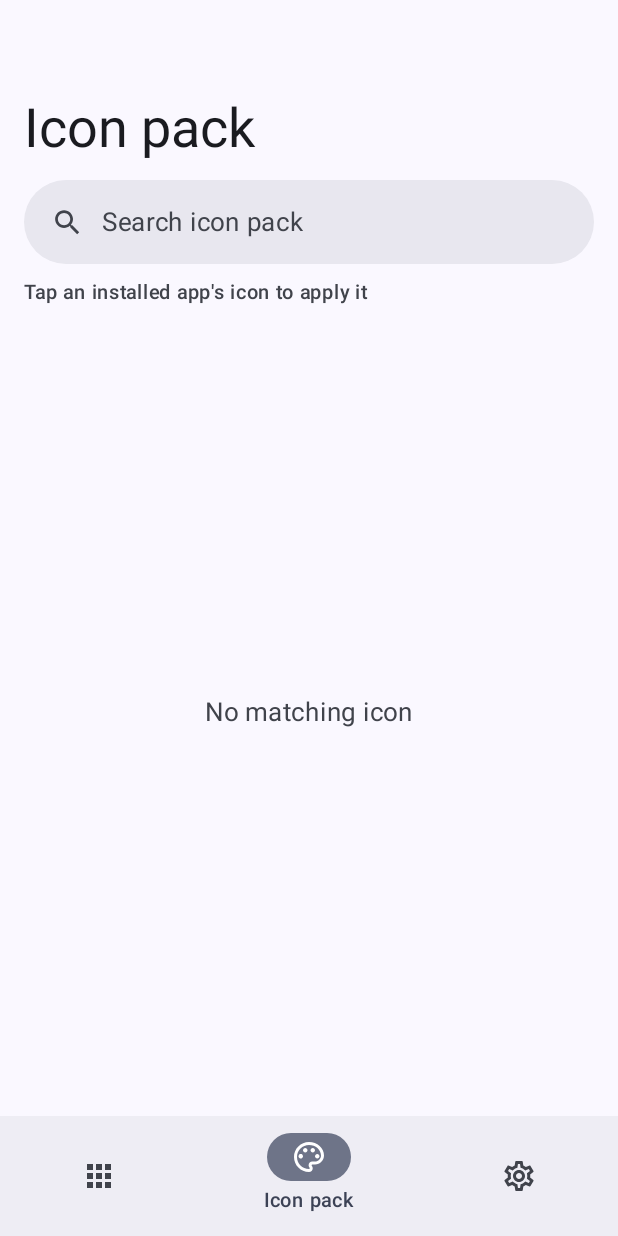
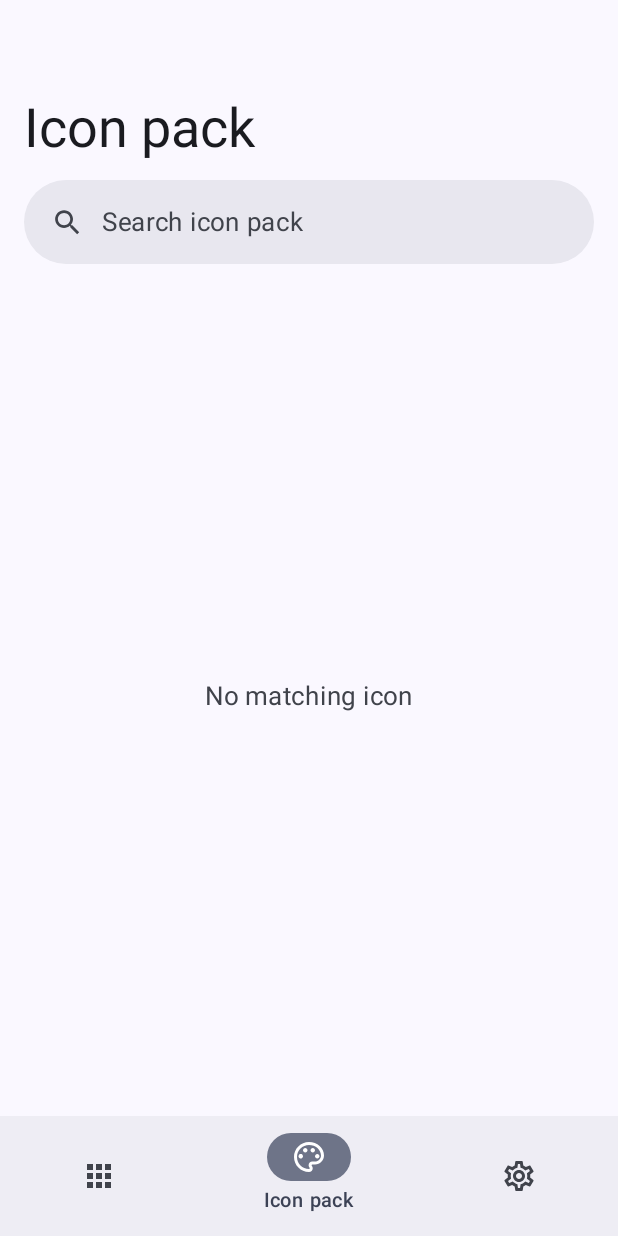
Before and after one commit to PolarisSdesu/NoticeFixRev, an Android app built with Jetpack Compose: the screen it shows after launch (MainActivity), item 2 of the bottom bar chosen, on a phone screen of 412 x 824 dp. Run offline under Robolectric (Android 15) with nearby library versions, the phone set to English and light mode, and no system bars; our stand-ins replace Material 3 Expressive styles (plain Material 3 is drawn); libraries missing offline, so code that uses them is left out: io.github.libxposed.service; 12 statements that could not run were skipped.

Commit message:
feat(ui): move home search into a top-bar action backed by a dedicated search page
- home drops the inline search field and refreshes implicitly (launch + service bind)
- a search icon in the top bar opens a full-page search: auto-focused field, every row
  tappable to toggle the fix in place
- icon-pack tab is now browse-only: grid + search, no tap actions

```diff
--- a/app/src/main/java/moe/gbxin/noticefixrev/ui/AppListScreen.kt
+++ b/app/src/main/java/moe/gbxin/noticefixrev/ui/AppListScreen.kt
@@ -48,7 +48,6 @@ import androidx.compose.ui.text.style.TextOverflow
 import androidx.compose.ui.unit.dp
 import moe.gbxin.noticefixrev.R
 import moe.gbxin.noticefixrev.ui.components.NoticeLoading
-import moe.gbxin.noticefixrev.ui.components.NoticeSearchField
 import moe.gbxin.noticefixrev.ui.components.SectionLabel
 import moe.gbxin.noticefixrev.ui.components.SettingsCard
 import moe.gbxin.noticefixrev.ui.components.SettingsSwitchRow
@@ -65,7 +64,6 @@ import kotlinx.coroutines.withContext
 @Composable
 fun AppListScreen(
     state: UiState,
-    onRefresh: () -> Unit,
     onApplyAll: () -> Unit,
     onToggleMaster: (Boolean) -> Unit,
     onToggleApp: (String, Boolean) -> Unit,
@@ -74,19 +72,7 @@ fun AppListScreen(
     loadAppliedIcon: suspend (String) -> ImageBitmap?,
     contentPadding: PaddingValues,
 ) {
-    var query by remember { mutableStateOf("") }
     var selected by remember { mutableStateOf<AppEntry?>(null) }
-
-    val filtered = remember(state.apps, query) {
-        if (query.isBlank()) {
-            state.apps
-        } else {
-            state.apps.filter {
-                it.label.contains(query, ignoreCase = true) ||
-                    it.packageName.contains(query, ignoreCase = true)
-            }
-        }
-    }
 
     LazyColumn(
         modifier = Modifier.fillMaxSize().padding(contentPadding),
@@ -130,15 +116,6 @@ fun AppListScreen(
             }
         }
 
-        item {
-            NoticeSearchField(
-                value = query,
-                onValueChange = { query = it },
-                hint = stringResource(R.string.search_hint),
-                onRefresh = onRefresh,
-            )
-        }
-
         when {
             state.loading -> item {
                 Box(Modifier.fillMaxWidth().height(220.dp), contentAlignment = Alignment.Center) {
@@ -146,19 +123,17 @@ fun AppListScreen(
                 }
             }
 
-            filtered.isEmpty() -> item {
+            state.apps.isEmpty() -> item {
                 Box(Modifier.fillMaxWidth().padding(32.dp), contentAlignment = Alignment.Center) {
                     Text(
-                        stringResource(
-                            if (state.apps.isEmpty()) R.string.pack_empty else R.string.search_no_result,
-                        ),
+                        stringResource(R.string.pack_empty),
                         style = MaterialTheme.typography.bodyLarge,
                         color = MaterialTheme.colorScheme.onSurfaceVariant,
                     )
                 }
             }
 
-            else -> items(filtered, key = { it.packageName }) { app ->
+            else -> items(state.apps, key = { it.packageName }) { app ->
                 AppCard(
                     app = app,
                     enabled = app.packageName in state.enabledApps,
--- a/app/src/main/java/moe/gbxin/noticefixrev/ui/AppRoot.kt
+++ b/app/src/main/java/moe/gbxin/noticefixrev/ui/AppRoot.kt
@@ -4,12 +4,14 @@ import androidx.compose.foundation.layout.WindowInsets
 import androidx.compose.foundation.layout.fillMaxSize
 import androidx.compose.foundation.layout.padding
 import androidx.compose.material.icons.Icons
+import androidx.compose.material.icons.filled.Search
 import androidx.compose.material.icons.outlined.Apps
 import androidx.compose.material.icons.outlined.Palette
 import androidx.compose.material.icons.outlined.Settings
 import androidx.compose.material3.ExperimentalMaterial3Api
 import androidx.compose.material3.ExperimentalMaterial3ExpressiveApi
 import androidx.compose.material3.Icon
+import androidx.compose.material3.IconButton
 import androidx.compose.material3.LargeFlexibleTopAppBar
 import androidx.compose.material3.MaterialTheme
 import androidx.compose.material3.NavigationBar
@@ -44,10 +46,20 @@ private enum class Tab(val labelRes: Int, val icon: ImageVector) {
 fun AppRoot(viewModel: MainViewModel = viewModel()) {
     val state by viewModel.state.collectAsStateWithLifecycle()
     var tab by remember { mutableStateOf(Tab.Apps) }
+    var searching by remember { mutableStateOf(false) }
     val snackbar = remember { SnackbarHostState() }
     val scrollBehavior = TopAppBarDefaults.exitUntilCollapsedScrollBehavior()
 
     LaunchedEffect(Unit) { viewModel.refresh() }
+
+    if (searching) {
+        AppSearchScreen(
+            state = state,
+            onToggleApp = viewModel::setAppEnabled,
+            onBack = { searching = false },
+        )
+        return
+    }
 
     state.message?.let { message ->
         LaunchedEffect(message) {
@@ -80,6 +92,16 @@ fun AppRoot(viewModel: MainViewModel = viewModel()) {
                     scrolledContainerColor = MaterialTheme.colorScheme.surfaceContainer,
                 ),
                 scrollBehavior = scrollBehavior,
+                actions = {
+                    if (tab == Tab.Apps) {
+                        IconButton(onClick = { searching = true }) {
+                            Icon(
+                                Icons.Filled.Search,
+                                contentDescription = stringResource(R.string.action_search),
+                            )
+                        }
+                    }
+                },
             )
         },
         bottomBar = {
@@ -100,7 +122,6 @@ fun AppRoot(viewModel: MainViewModel = viewModel()) {
         when (tab) {
             Tab.Apps -> AppListScreen(
                 state = state,
-                onRefresh = viewModel::refresh,
                 onApplyAll = viewModel::applyAll,
                 onToggleMaster = viewModel::setMasterEnabled,
                 onToggleApp = viewModel::setAppEnabled,
@@ -112,7 +133,6 @@ fun AppRoot(viewModel: MainViewModel = viewModel()) {
 
             Tab.Pack -> IconPackScreen(
                 state = state,
-                onToggleApp = viewModel::setAppEnabled,
                 loadBitmap = viewModel::packBitmap,
                 contentPadding = padding,
             )
--- a/app/src/main/res/values/strings.xml
+++ b/app/src/main/res/values/strings.xml
@@ -15,9 +15,10 @@
     <string name="apply_failed">Could not apply the icon. Check the LSPosed service and retry.</string>
     <string name="action_apply_all">Apply to all (%1$d)</string>
     <string name="pack_search_hint">Search icon pack</string>
-    <string name="pack_tap_hint">Tap an installed app\'s icon to apply it</string>
     <string name="pack_no_result">No matching icon</string>
     <string name="search_no_result">No matching app</string>
+    <string name="action_back">Back</string>
+    <string name="action_search">Search</string>
     <string name="search_hint">Search apps</string>
 
     <string name="service_unavailable">LSPosed service not connected</string>
```
Also changed, not shown: app/src/main/java/moe/gbxin/noticefixrev/ui/AppSearchScreen.kt (added, +188 -0 lines), app/src/main/java/moe/gbxin/noticefixrev/ui/IconPackScreen.kt (+3 -37 lines), 2 other files.
